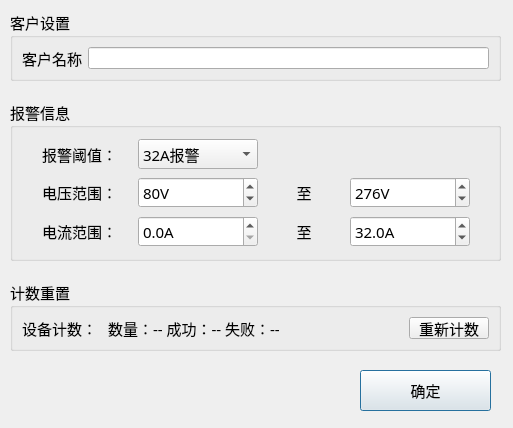
Above: MonitorPduTool/home/home_setdlg.ui from ChinaClever/PDU-MonitorTool before the change. Below: the same form after it.
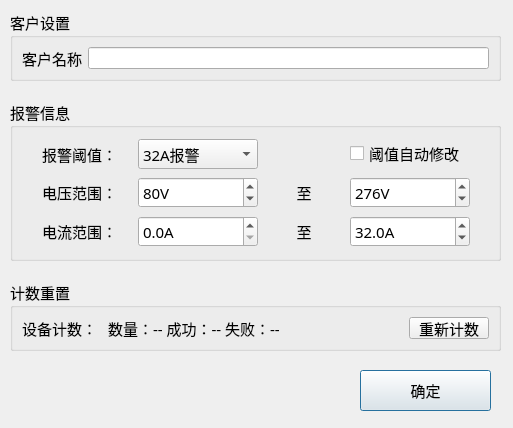
That is the form after the change.

```diff
--- a/MonitorPduTool/home/home_setdlg.ui
+++ b/MonitorPduTool/home/home_setdlg.ui
@@ -350,6 +350,13 @@
       </property>
      </widget>
     </item>
+    <item row="0" column="3">
+     <widget class="QCheckBox" name="modifyCheck">
+      <property name="text">
+       <string>阈值自动修改</string>
+      </property>
+     </widget>
+    </item>
    </layout>
   </widget>
   <widget class="QPushButton" name="okBtn">
```
